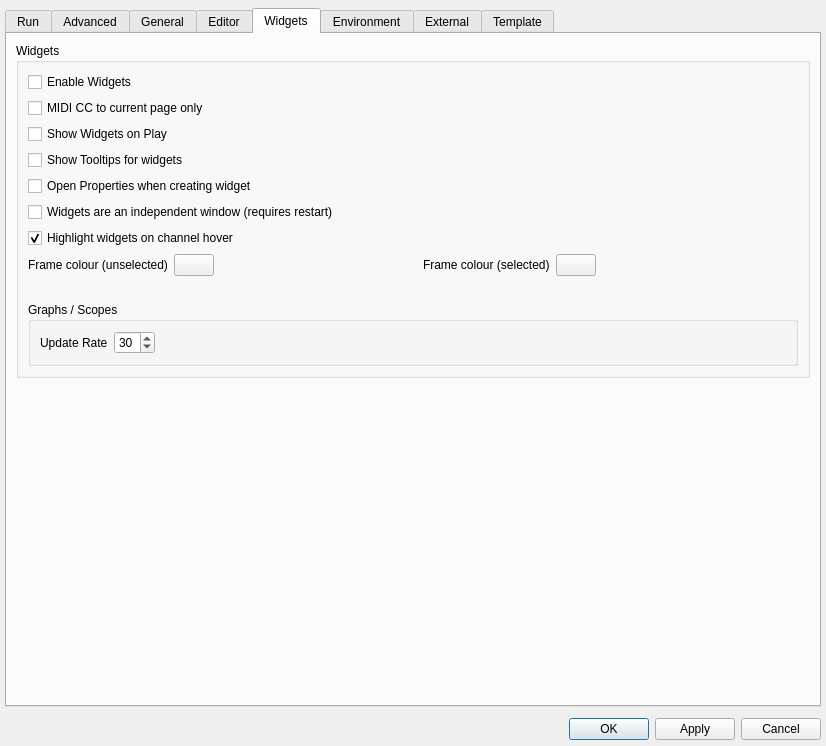
Above: src/configdialog.ui from CsoundQt/CsoundQt before the change. Below: the same form after it.
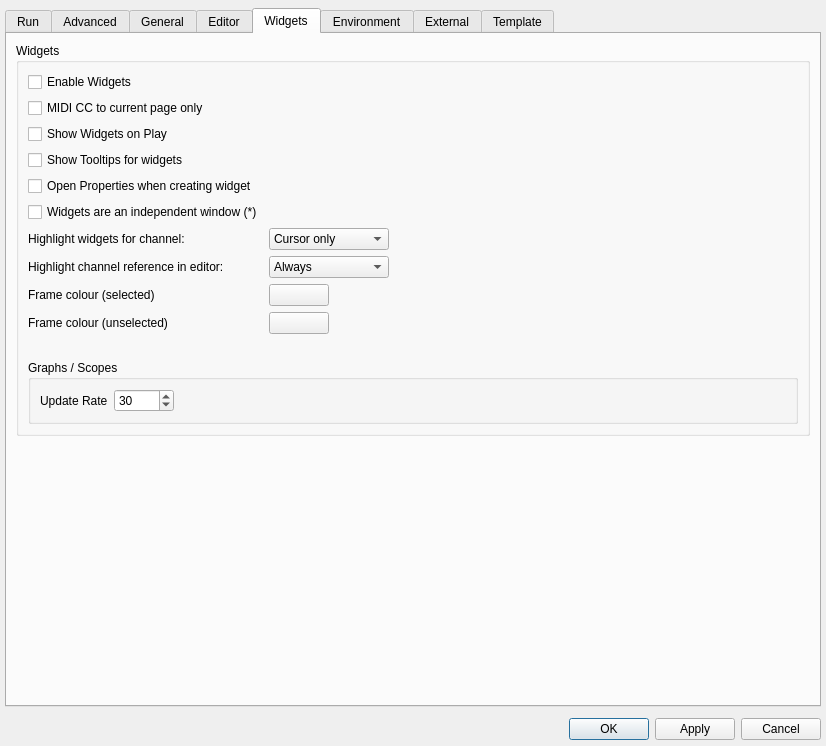
That is the form after the change. The open tabs and pages were chosen to show the change.

Commit message: Add channel-aware widget highlighting and editor reference marks

```diff
--- a/src/configdialog.ui
+++ b/src/configdialog.ui
@@ -2673,22 +2673,60 @@
               <string>Widgets</string>
              </property>
              <layout class="QGridLayout" name="gridLayout_7">
-              <item row="1" column="0">
-               <spacer name="horizontalSpacer_2">
+              <item row="4" column="0">
+               <widget class="QGroupBox" name="horizontalGroupBox">
+                <property name="title">
+                 <string>Graphs / Scopes</string>
+                </property>
+                <layout class="QHBoxLayout" name="updaterate">
+                 <item>
+                  <widget class="QLabel" name="label_13">
+                   <property name="text">
+                    <string>Update Rate</string>
+                   </property>
+                  </widget>
+                 </item>
+                 <item>
+                  <widget class="QSpinBox" name="graphUpdateRateSpinBox">
+                   <property name="minimumSize">
+                    <size>
+                     <width>60</width>
+                     <height>0</height>
+                    </size>
+                   </property>
+                   <property name="toolTip">
+                    <string>Update rate for graphs and scopes</string>
+                   </property>
+                   <property name="minimum">
+                    <number>8</number>
+                   </property>
+                   <property name="maximum">
+                    <number>60</number>
+                   </property>
+                   <property name="value">
+                    <number>30</number>
+                   </property>
+                  </widget>
+                 </item>
+                 <item>
+                  <spacer name="horizontalSpacer_9">
                 <property name="orientation">
-                 <enum>Qt::Orientation::Vertical</enum>
+                    <enum>Qt::Orientation::Horizontal</enum>
                 </property>
                 <property name="sizeHint" stdset="0">
                  <size>
-                  <width>40</width>
+                     <width>20</width>
                   <height>20</height>
                  </size>
                 </property>
                </spacer>
               </item>
+                </layout>
+               </widget>
+              </item>
               <item row="0" column="0">
-               <layout class="QVBoxLayout" name="verticalLayout_2">
-                <item>
+               <layout class="QFormLayout" name="formLayout_6">
+                <item row="0" column="0">
                  <widget class="QCheckBox" name="widgetsCheckBox">
                   <property name="toolTip">
                    <string>If unchecked, the engine skips widget channel setup and any interaction with csound</string>
@@ -2701,14 +2739,14 @@
                   </property>
                  </widget>
                 </item>
-                <item>
+                <item row="1" column="0">
                  <widget class="QCheckBox" name="midiCcToCurrentPageOnlyCheckBox">
                   <property name="text">
                    <string>MIDI CC to current page only</string>
                   </property>
                  </widget>
                 </item>
-                <item>
+                <item row="2" column="0">
                  <widget class="QCheckBox" name="showWidgetsOnRunCheckBox">
                   <property name="toolTip">
                    <string>Make the widget panel visible when a csd is played</string>
@@ -2718,14 +2756,14 @@
                   </property>
                  </widget>
                 </item>
-                <item>
+                <item row="3" column="0">
                  <widget class="QCheckBox" name="showTooltipsCheckBox">
                   <property name="text">
                    <string>Show Tooltips for widgets</string>
                   </property>
                  </widget>
                 </item>
-                <item>
+                <item row="4" column="0">
                  <widget class="QCheckBox" name="openPropertiesCheckBox">
                   <property name="toolTip">
                    <string>Automatically open properties dialog when a new widget is created</string>
@@ -2735,70 +2773,134 @@
                   </property>
                  </widget>
                 </item>
-                <item>
+                <item row="5" column="0">
                  <widget class="QCheckBox" name="widgetsIndependentCheckBox">
                   <property name="text">
-                   <string>Widgets are an independent window (requires restart)</string>
+                   <string>Widgets are an independent window (*)</string>
                   </property>
                  </widget>
                 </item>
-                <item>
-                 <widget class="QCheckBox" name="highlightWidgetsOnChannelHoverCheckBox">
-                  <property name="toolTip">
-                   <string>When hovering over a channel name, highlight all matching widgets</string>
+                <item row="6" column="0">
+                 <widget class="QLabel" name="channelHighlightLabel">
+                  <property name="minimumSize">
+                   <size>
+                    <width>0</width>
+                    <height>0</height>
+                   </size>
                   </property>
+                  <property name="maximumSize">
+                   <size>
+                    <width>300</width>
+                    <height>16777215</height>
+                   </size>
+                  </property>
                   <property name="text">
-                   <string>Highlight widgets on channel hover</string>
+                   <string>Highlight widgets for channel:</string>
                   </property>
-                  <property name="checked">
-                   <bool>true</bool>
+                  <property name="margin">
+                   <number>0</number>
                   </property>
                  </widget>
                 </item>
+                <item row="6" column="1">
+                 <widget class="QComboBox" name="channelHighlightModeComboBox">
+                  <property name="sizePolicy">
+                   <sizepolicy hsizetype="Preferred" vsizetype="Fixed">
+                    <horstretch>0</horstretch>
+                    <verstretch>0</verstretch>
+                   </sizepolicy>
+                  </property>
+                  <property name="maximumSize">
+                   <size>
+                    <width>120</width>
+                    <height>16777215</height>
+                   </size>
+                  </property>
+                  <property name="toolTip">
+                   <string>Never: highlight only with the keyboard shortcut. Cursor only: highlight the channel literal at the text cursor. Mouse only: highlight when hovering a channel with the mouse. Full: both cursor and mouse hover.</string>
+                  </property>
+                  <property name="currentIndex">
+                   <number>1</number>
+                  </property>
                 <item>
                  <layout class="QHBoxLayout" name="horizontalLayout_5"/>
                 </item>
                 <item>
-                 <layout class="QHBoxLayout" name="horizontalLayout_frameColors">
+                   <property name="text">
+                    <string>Cursor only</string>
+                   </property>
+                  </item>
                   <item>
-                   <widget class="QLabel" name="label_frameColorUnselected">
                     <property name="text">
-                     <string>Frame colour (unselected)</string>
-                    </property>
-                   </widget>
+                    <string>Mouse only</string>
+                   </property>
                   </item>
                   <item>
-                   <widget class="QPushButton" name="frameColorUnselectedButton">
-                    <property name="toolTip">
-                     <string>Border colour of widgets while editing, when not selected. Includes opacity.</string>
-                    </property>
+                   <property name="text">
+                    <string>Full</string>
+                   </property>
+                  </item>
+                 </widget>
+                </item>
+                <item row="7" column="0">
+                 <widget class="QLabel" name="channelReferenceHighlightLabel">
                     <property name="text">
-                     <string/>
+                   <string>Highlight channel reference in editor:</string>
                     </property>
                    </widget>
                   </item>
-                  <item>
-                   <spacer name="horizontalSpacer_frameColors">
-                    <property name="orientation">
-                     <enum>Qt::Orientation::Horizontal</enum>
-                    </property>
-                    <property name="sizeHint" stdset="0">
+                <item row="7" column="1">
+                 <widget class="QComboBox" name="channelReferenceHighlightModeComboBox">
+                  <property name="sizePolicy">
+                   <sizepolicy hsizetype="Preferred" vsizetype="Fixed">
+                    <horstretch>0</horstretch>
+                    <verstretch>0</verstretch>
+                   </sizepolicy>
+                  </property>
+                  <property name="maximumSize">
                      <size>
-                      <width>20</width>
-                      <height>20</height>
-                     </size>
-                    </property>
-                   </spacer>
+                    <width>120</width>
+                    <height>16777215</height>
+                   </size>
+                  </property>
+                  <property name="toolTip">
+                   <string>Highlights lines in the editor which reference a widget's channel. Never: never automatically. Edit Mode: only while the widget layout is in edit mode. Always: whenever a widget is hovered or selected.</string>
+                  </property>
+                  <property name="currentIndex">
+                   <number>2</number>
+                  </property>
+                  <item>
+                   <property name="text">
+                    <string>Never</string>
+                   </property>
                   </item>
                   <item>
+                   <property name="text">
+                    <string>Edit Mode</string>
+                   </property>
+                  </item>
+                  <item>
+                   <property name="text">
+                    <string>Always</string>
+                   </property>
+                  </item>
+                 </widget>
+                </item>
+                <item row="8" column="0">
                    <widget class="QLabel" name="label_frameColorSelected">
                     <property name="text">
                      <string>Frame colour (selected)</string>
                     </property>
                    </widget>
                   </item>
-                  <item>
+                <item row="8" column="1">
                    <widget class="QPushButton" name="frameColorSelectedButton">
+                  <property name="maximumSize">
+                   <size>
+                    <width>60</width>
+                    <height>16777215</height>
+                   </size>
+                  </property>
                     <property name="toolTip">
                      <string>Border colour of selected widgets while editing. Also used for the resize handles. No opacity.</string>
                     </property>
@@ -2807,67 +2909,49 @@
                     </property>
                    </widget>
                   </item>
-                  <item>
-                   <spacer name="horizontalSpacer_frameColors2">
-                    <property name="orientation">
-                     <enum>Qt::Orientation::Horizontal</enum>
-                    </property>
-                    <property name="sizeHint" stdset="0">
+                <item row="9" column="0">
+                 <widget class="QLabel" name="label_frameColorUnselected">
+                  <property name="maximumSize">
                      <size>
-                      <width>20</width>
-                      <height>20</height>
-                     </size>
-                    </property>
-                   </spacer>
-                  </item>
-                 </layout>
-                </item>
-               </layout>
-              </item>
-              <item row="2" column="0">
-               <widget class="QGroupBox" name="horizontalGroupBox">
-                <property name="title">
-                 <string>Graphs / Scopes</string>
-                </property>
-                <layout class="QHBoxLayout" name="updaterate">
-                 <item>
-                  <widget class="QLabel" name="label_13">
+                    <width>200</width>
+                    <height>16777215</height>
+                   </size>
+                  </property>
                    <property name="text">
-                    <string>Update Rate</string>
+                   <string>Frame colour (unselected)</string>
                    </property>
                   </widget>
                  </item>
-                 <item>
-                  <widget class="QSpinBox" name="graphUpdateRateSpinBox">
+                <item row="9" column="1">
+                 <widget class="QPushButton" name="frameColorUnselectedButton">
+                  <property name="maximumSize">
+                   <size>
+                    <width>60</width>
+                    <height>16777215</height>
+                   </size>
+                  </property>
                    <property name="toolTip">
-                    <string>Update rate for graphs and scopes</string>
-                   </property>
-                   <property name="minimum">
-                    <number>8</number>
-                   </property>
-                   <property name="maximum">
-                    <number>60</number>
-                   </property>
-                   <property name="value">
-                    <number>30</number>
+                   <string>Border colour of widgets while editing, when not selected. Includes opacity.</string>
+                  </property>
+                  <property name="text">
+                   <string/>
                    </property>
                   </widget>
                  </item>
-                 <item>
-                  <spacer name="horizontalSpacer_9">
+               </layout>
+              </item>
+              <item row="3" column="0">
+               <spacer name="horizontalSpacer_2">
                    <property name="orientation">
-                    <enum>Qt::Orientation::Horizontal</enum>
+                 <enum>Qt::Orientation::Vertical</enum>
                    </property>
                    <property name="sizeHint" stdset="0">
                     <size>
-                     <width>20</width>
+                  <width>40</width>
                      <height>20</height>
                     </size>
                    </property>
                   </spacer>
-                 </item>
-                </layout>
-               </widget>
               </item>
              </layout>
             </widget>
```
Left out of the diff: 9 changed lines with no effect on the pictures. Lines whose indentation alone changed are shown as unchanged. The commit also changes 16 other files.
